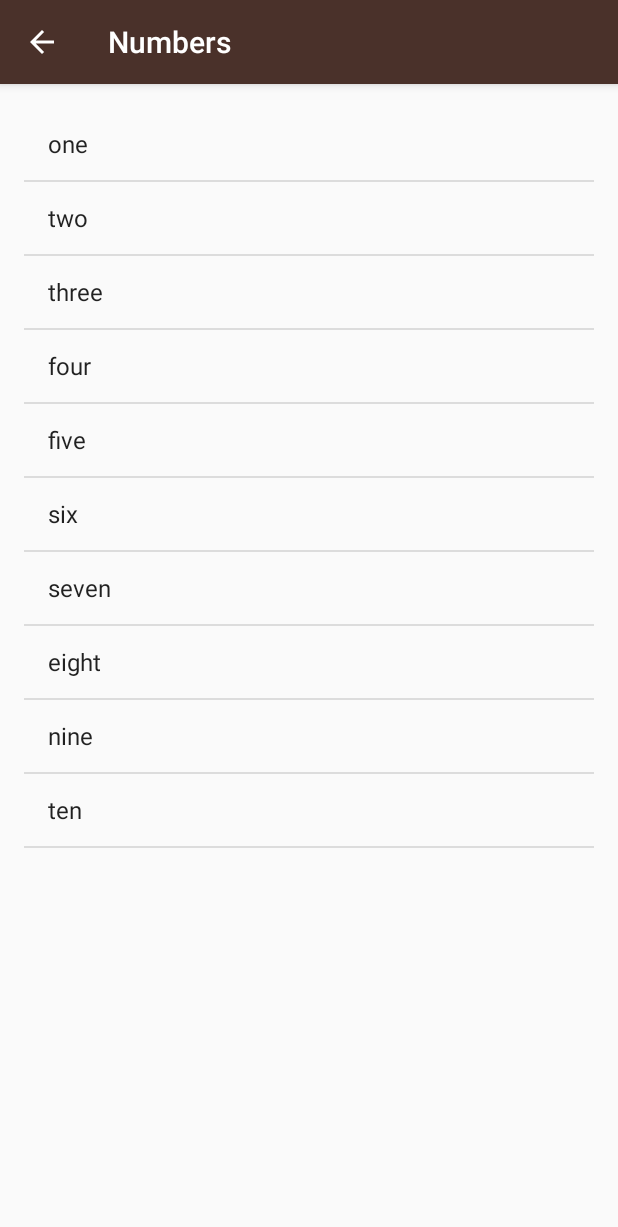
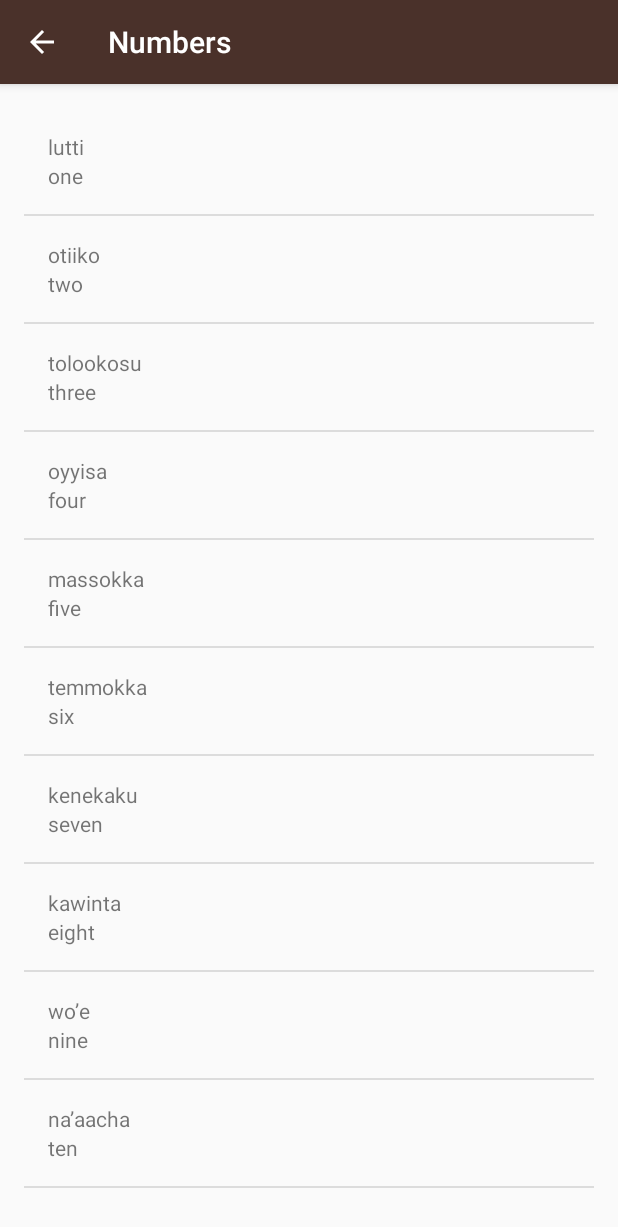
Before and after one commit to amaliaman/Miwok, an Android app: the NumbersActivity screen opened directly, with no data from a screen before it, on a phone screen of 412 x 824 dp. Shown: the top 1227 px of the screen. Run offline under Robolectric (Android 15) with nearby library versions, the phone set to English and light mode, and no system bars.

Commit message:
Add WordAdapter

```diff
--- a/app/src/main/java/com/example/android/miwok/NumbersActivity.java
+++ b/app/src/main/java/com/example/android/miwok/NumbersActivity.java
@@ -1,12 +1,8 @@
 package com.example.android.miwok;
 
+import android.os.Bundle;
 import android.support.v7.app.AppCompatActivity;
-import android.os.Bundle;
-import android.util.Log;
-import android.widget.ArrayAdapter;
-import android.widget.LinearLayout;
 import android.widget.ListView;
-import android.widget.TextView;
 
 import java.util.ArrayList;
 
@@ -17,20 +13,20 @@ public class NumbersActivity extends AppCompatActivity {
         super.onCreate(savedInstanceState);
         setContentView(R.layout.activity_numbers);
 
-        ArrayList<String> words = new ArrayList<>();
-        words.add("one");
-        words.add("two");
-        words.add("three");
-        words.add("four");
-        words.add("five");
-        words.add("six");
-        words.add("seven");
-        words.add("eight");
-        words.add("nine");
-        words.add("ten");
+        ArrayList<Word> words = new ArrayList<>();
+        words.add(new Word("one", "lutti"));
+        words.add(new Word("two", "otiiko"));
+        words.add(new Word("three", "tolookosu"));
+        words.add(new Word("four", "oyyisa"));
+        words.add(new Word("five", "massokka"));
+        words.add(new Word("six", "temmokka"));
+        words.add(new Word("seven", "kenekaku"));
+        words.add(new Word("eight", "kawinta"));
+        words.add(new Word("nine", "wo’e"));
+        words.add(new Word("ten", "na’aacha"));
 
-        ArrayAdapter<String> itemsAdapter = new ArrayAdapter<>(this, android.R.layout.simple_list_item_1, words);
-        ListView listView = (ListView) findViewById(R.id.list);
+        WordAdapter itemsAdapter = new WordAdapter(this, words);
+        ListView listView = findViewById(R.id.list);
         if (listView != null) {
             listView.setAdapter(itemsAdapter);
         }
--- /dev/null
+++ b/app/src/main/java/com/example/android/miwok/Word.java
@@ -0,0 +1,42 @@
+package com.example.android.miwok;
+
+/**
+ * Represents a word to learn, with a default translation
+ * and a Miwok translation
+ */
+
+public class Word {
+
+    private String mDefaultTranslation;
+    private String mMiwokTranslation;
+
+    /**
+     * Constructor - Word class
+     *
+     * @param defaultTranslation default translation
+     * @param miwokTranslation   Miwok translation
+     */
+    public Word(String defaultTranslation, String miwokTranslation) {
+        this.mDefaultTranslation = defaultTranslation;
+        this.mMiwokTranslation = miwokTranslation;
+    }
+
+    /**
+     * @return default translation
+     */
+    public String getDefaultTranslation() {
+        return mDefaultTranslation;
+    }
+
+    /**
+     * @return Miwok traslation
+     */
+    public String getMiwokTranslation() {
+        return mMiwokTranslation;
+    }
+
+    @Override
+    public String toString() {
+        return mDefaultTranslation + " - " + mMiwokTranslation;
+    }
+}
--- /dev/null
+++ b/app/src/main/java/com/example/android/miwok/WordAdapter.java
@@ -0,0 +1,58 @@
+package com.example.android.miwok;
+
+import android.app.Activity;
+import android.support.annotation.NonNull;
+import android.support.annotation.Nullable;
+import android.view.LayoutInflater;
+import android.view.View;
+import android.view.ViewGroup;
+import android.widget.ArrayAdapter;
+import android.widget.TextView;
+
+import java.util.ArrayList;
+
+/**
+ * {@link WordAdapter} is an {@link ArrayAdapter} that can provide the layout for each list
+ * based on a data source, which is a list of {@link Word} objects.
+ */
+
+public class WordAdapter extends ArrayAdapter<Word> {
+
+    public WordAdapter(@NonNull Activity context, ArrayList<Word> words) {
+        super(context, 0, words);
+    }
+
+    @NonNull
+    @Override
+    public View getView(int position, @Nullable View convertView, @NonNull ViewGroup parent) {
+        // Check if the existing view is being reused, otherwise inflate the view
+        View listItemView = convertView;
+        if (listItemView == null) {
+            listItemView = LayoutInflater.from(getContext()).inflate(
+                    R.layout.list_item, parent, false);
+        }
+
+        // Get the {@link Word} object located at this position in the list
+        Word currentWord = getItem(position);
+
+        // Find the TextView in the list_item.xml layout with the ID miwok_text_view
+        TextView nameTextView = (TextView) listItemView.findViewById(R.id.miwok_text_view);
+        // Get the version name from the current Word object and
+        // set this text on the name TextView
+        if (currentWord != null) {
+            nameTextView.setText(currentWord.getMiwokTranslation());
+        }
+
+        // Find the TextView in the list_item.xml layout with the ID default_text_view
+        TextView numberTextView = (TextView) listItemView.findViewById(R.id.default_text_view);
+        // Get the version number from the current Word object and
+        // set this text on the number TextView
+        if (currentWord != null) {
+            numberTextView.setText(currentWord.getDefaultTranslation());
+        }
+
+        // Return the whole list item layout (containing 2 TextViews and an ImageView)
+        // so that it can be shown in the ListView
+        return listItemView;
+    }
+}
--- /dev/null
+++ b/app/src/main/res/layout/list_item.xml
@@ -0,0 +1,20 @@
+<?xml version="1.0" encoding="utf-8"?>
+<LinearLayout xmlns:android="http://schemas.android.com/apk/res/android"
+    xmlns:tools="http://schemas.android.com/tools"
+    android:layout_width="match_parent"
+    android:layout_height="match_parent"
+    android:orientation="vertical"
+    android:padding="@dimen/activity_horizontal_margin">
+
+    <TextView
+        android:id="@+id/miwok_text_view"
+        android:layout_width="match_parent"
+        android:layout_height="wrap_content"
+        tools:text="lutti"/>
+
+    <TextView
+        android:id="@+id/default_text_view"
+        android:layout_width="match_parent"
+        android:layout_height="wrap_content"
+        tools:text="one"/>
+</LinearLayout>
```
Also changed, not shown: app/src/main/res/layout/activity_numbers.xml (line endings or trailing spaces).
